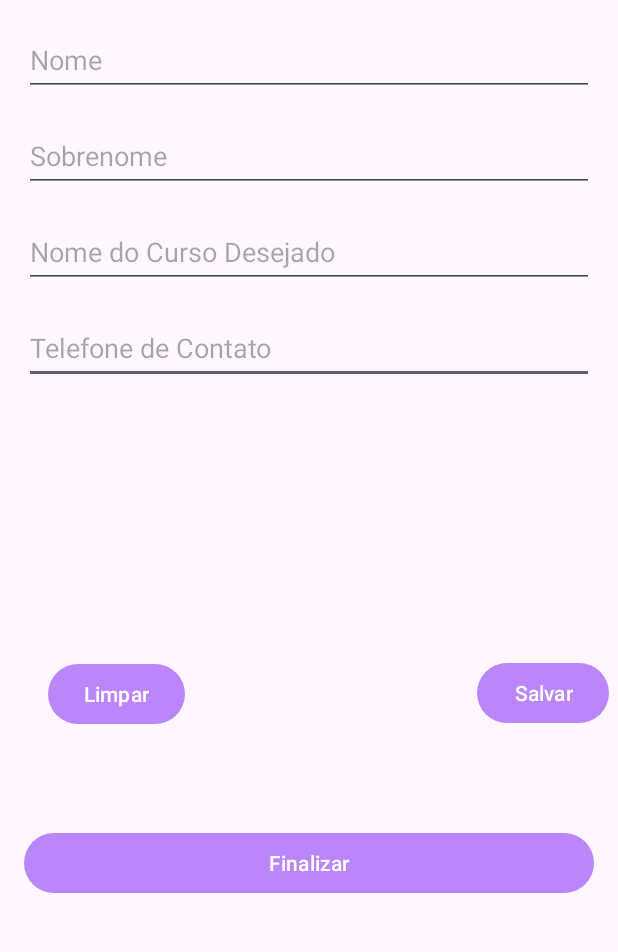
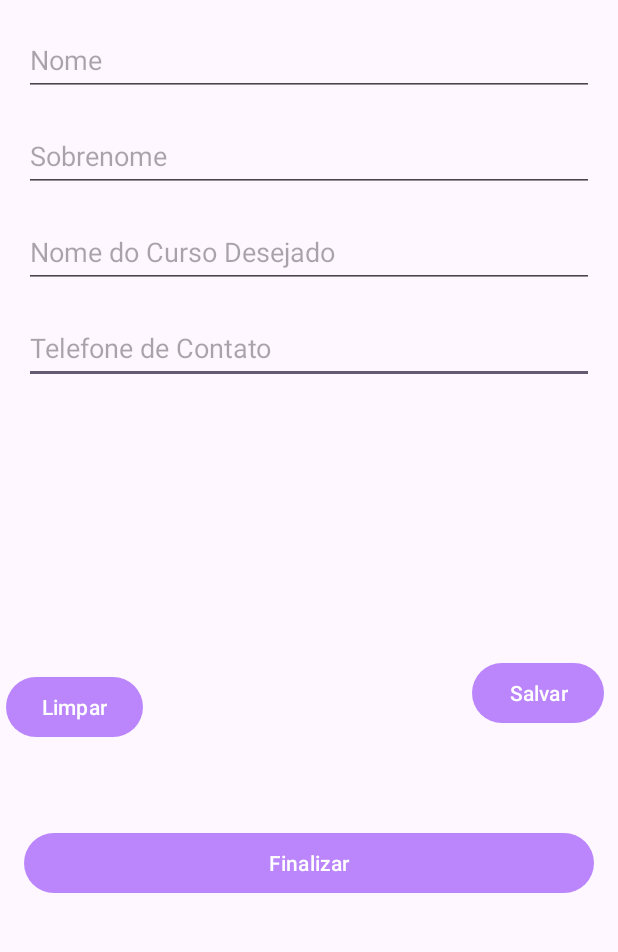
Before and after one commit to helloancardoso/Lista_Curso, an Android app: the screen it shows after launch (MainActivity), on a phone screen of 412 x 824 dp, the part 96-1048 px from its top. Run offline under Robolectric (Android 15) with nearby library versions, the phone set to English and light mode, and no system bars.

Commit message:
Ajustes ao layout p/ o emulador.

```diff
--- a/app/src/main/res/layout/activity_main.xml
+++ b/app/src/main/res/layout/activity_main.xml
@@ -13,13 +13,13 @@
         android:layout_margin="16dp"
         android:ems="10"
         android:hint="@string/txt_hint_edit_telefone_contato"
+        android:importantForAutofill="no"
         android:inputType="text"
         app:layout_constraintEnd_toEndOf="parent"
         app:layout_constraintStart_toStartOf="parent"
-        app:layout_constraintTop_toBottomOf="@+id/editnomecurso"
-        android:importantForAutofill="no" />
+        app:layout_constraintTop_toBottomOf="@+id/editnomecurso" />
 
-     <EditText
+    <EditText
         android:id="@+id/editnomecurso"
         android:layout_width="match_parent"
         android:layout_height="48dp"
@@ -80,13 +80,13 @@
         android:id="@+id/btnlimpar"
         android:layout_width="wrap_content"
         android:layout_height="wrap_content"
-        android:layout_marginStart="32dp"
+        android:layout_marginStart="4dp"
         android:layout_marginBottom="52dp"
         android:text="@string/txt_button_limpar"
         app:layout_constraintBottom_toTopOf="@+id/btnfinalizar"
         app:layout_constraintStart_toStartOf="parent"
         app:layout_constraintTop_toBottomOf="@+id/txttelfonecontato"
-        app:layout_constraintVertical_bias="0.934" />
+        app:layout_constraintVertical_bias="0.978" />
 
     <Button
         android:id="@+id/btnsalvar"
@@ -102,7 +102,7 @@
         app:layout_constraintTop_toBottomOf="@+id/txttelfonecontato"
         app:layout_constraintVertical_bias="0.933" />
 
-    <Button
+     <Button
         android:id="@+id/btnfinalizar"
         android:layout_width="match_parent"
         android:layout_height="wrap_content"
```
